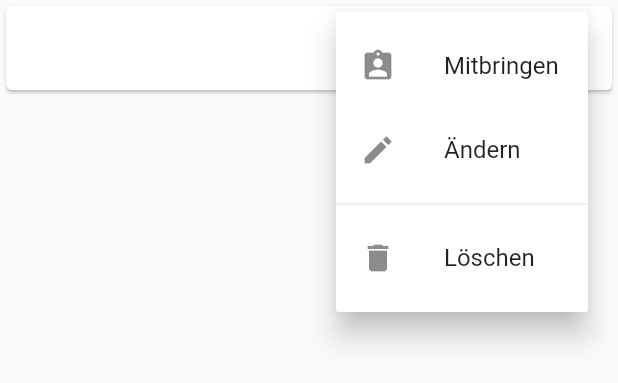
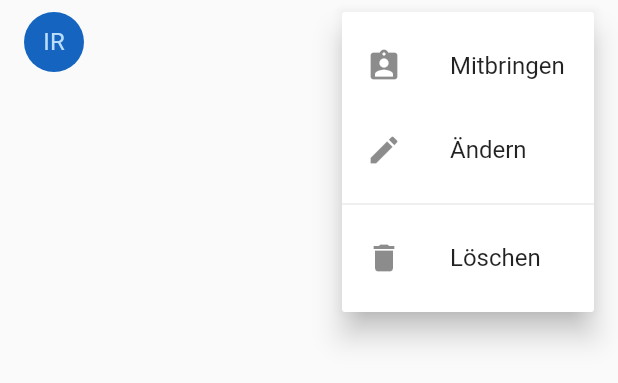
Before and after one commit to ingmar-granzow/moliris_flutter, a Flutter app: the ItemWidget widget shown alone on an empty page, opened directly, after a tap on the "more vert" icon, on a phone screen of 412 x 824 dp. Shown: the top 383 px of the screen. Run offline on Flutter 3.47's test engine with Material 2 defaults, Android fonts, the phone set to English and light mode, and no system bars.

Commit message:
change item style from Card to simple ListTile, use avatar for assigned user

```diff
--- a/lib/main.dart
+++ b/lib/main.dart
@@ -182,6 +182,7 @@ class _EventDetailWidgetState extends State<EventDetailWidget> {
     List<Widget> renderItems = [];
     widget.event.items.forEach((item) {
       renderItems.add(ItemWidget(key: item.id, name: item.name, notes: item.notes, person: item.person, assignItemCallback: assignItem, editItemCallback: editItem, deleteItemCallback: deleteItem));
+      renderItems.add(Divider());
     });
 
     return Scaffold(
@@ -294,22 +295,17 @@ class _ItemWidgetState extends State<ItemWidget> {
 
   @override
   Widget build(BuildContext context) {
-    return Card(
-      child: ListTile(
+    return ListTile(
       title: Text(widget.name),
       subtitle: (widget.notes.isEmpty) ? null : Text(
         widget.notes,
       ),
-        trailing: Container(
-          constraints: BoxConstraints(minWidth: 0.0, maxWidth: 128.0),
-          child: Row(
-            mainAxisSize: MainAxisSize.min,
-            mainAxisAlignment: MainAxisAlignment.end,
-            children: <Widget>[
-              Text(
-                widget.person
+      leading: CircleAvatar(
+        backgroundColor: Colors.blue.shade800,
+        child: Text('IR'),
+        //radius: 20,
       ),
-              PopupMenuButton<ItemAction>(
+      trailing: PopupMenuButton<ItemAction>(
         onSelected: _handleItemAction,
         itemBuilder: (BuildContext context) => <PopupMenuEntry<ItemAction>>[
           const PopupMenuItem<ItemAction>(
@@ -327,10 +323,6 @@ class _ItemWidgetState extends State<ItemWidget> {
           ),
         ],
       )
-            ],
-          ),
-        ),
-      ),
     );
   }
 }
```
Lines whose indentation alone changed are shown as unchanged.
